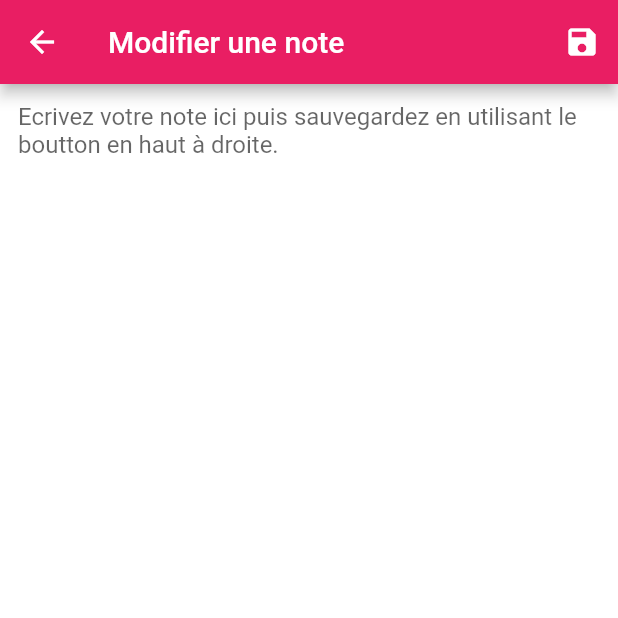
After one commit to Wylarel/WahaApplication, a Flutter app: the EditNotePage screen opened by its route, after a tap on the "save" icon, after a tap on the "add" icon, on a phone screen of 412 x 824 dp, the top half of it. The commit adds this screen. Run offline on Flutter 3.47's test engine with Material 2 defaults, Android fonts, the phone set to English and light mode, and no system bars; our stand-ins replace cloud_firestore, firebase_auth, fluttertoast, font_awesome_flutter; missing offline and left inert: firebase_auth_ui, loading; accounts and stored records are empty; network calls fail.

```diff
--- a/lib/main.dart
+++ b/lib/main.dart
@@ -3,8 +3,11 @@ import 'package:waha/routes/Routes.dart';
 import 'module/bugreport/bugreport_view.dart';
 import 'module/food/food_view.dart';
 import 'module/news/news_view.dart';
-import 'module/notes/note_list_view.dart';
+import 'module/notes/notes_view.dart';
 import 'module/schedule/schedule_view.dart';
+import 'package:firebase_auth_ui/firebase_auth_ui.dart';
+import 'package:firebase_auth_ui/providers.dart';
+
 
 void main() => runApp(WahaApp());
 
@@ -22,6 +25,7 @@ class WahaApp extends StatelessWidget {
         Routes.news: (context) => NewsPage(),
         Routes.schedule: (context) => SchedulePage(),
         Routes.notes: (context) => NotesPage(),
+        Routes.editnote: (context) => EditNotePage(),
         Routes.food: (context) => FoodPage(),
         Routes.bugreport: (context) => BugreportPage(),
       },
--- /dev/null
+++ b/lib/module/notes/notes_view.dart
@@ -0,0 +1,125 @@
+import 'package:firebase_auth/firebase_auth.dart';
+import 'package:flutter/material.dart';
+import 'package:loading/indicator/ball_pulse_indicator.dart';
+import 'package:loading/loading.dart';
+import 'package:cloud_firestore/cloud_firestore.dart';
+import 'package:waha/routes/Routes.dart';
+import 'package:waha/widget/drawer.dart';
+import 'dart:math';
+
+
+String currentNoteId;
+var txt = TextEditingController();
+
+
+class NotesPage extends StatelessWidget {
+  @override
+  Widget build(BuildContext context) {
+    return Scaffold(
+      appBar: AppBar(
+        title: Text("Notes"),
+        backgroundColor: Colors.pink,
+      ),
+      drawer: AppDrawer(),
+      body: NoteListWidget(),
+      floatingActionButton: FloatingActionButton(
+        onPressed: () {
+          newNote(context);
+        },
+        child: Icon(Icons.add),
+        backgroundColor: Colors.pink,
+      ),
+    );
+  }
+
+  void newNote(BuildContext context) async {
+    currentNoteId = String.fromCharCodes(new List.generate(32,(index){return new Random().nextInt(33)+89;}));
+
+    final FirebaseAuth _auth = FirebaseAuth.instance;
+    final Firestore _firestore = Firestore.instance;
+    FirebaseUser user = await _auth.currentUser();
+    _firestore.collection('notes').document(user.uid).setData({currentNoteId: ""});
+
+    print("Created note " + currentNoteId);
+    Navigator.pushReplacementNamed(context, Routes.editnote);
+  }
+}
+
+class NoteListWidget extends StatefulWidget {
+  @override
+  _NoteListWidgetState createState() => _NoteListWidgetState();
+}
+
+class _NoteListWidgetState extends State<NoteListWidget> {
+  Widget build(BuildContext context) {
+    return Center(
+      child: Loading(
+        indicator: BallPulseIndicator(), size: 100.0,color: Colors.pink,
+      ),
+    );
+  }
+
+  void initState() {
+    super.initState();
+    print("Init state notes");
+  }
+}
+
+class EditNotePage extends StatelessWidget {
+  @override
+  Widget build(BuildContext context) {
+    var editNoteFieldWidget = new EditNoteFieldWidget();
+    return Scaffold(
+        appBar: AppBar(
+            title: Text("Modifier une note"),
+            backgroundColor: Colors.pink,
+            actions: <Widget>[
+              // action button
+              IconButton(
+                icon: Icon(Icons.save),
+                onPressed: () {
+                  saveNote(context, txt.text);
+                },
+              ),
+            ]),
+        body: editNoteFieldWidget,
+    );
+  }
+
+  void saveNote(BuildContext context, String textToSave) async
+  {
+    Firestore.instance.collection('notes').document("user").setData({currentNoteId: textToSave});
+    Navigator.pushReplacementNamed(context, Routes.notes);
+  }
+}
+
+class EditNoteFieldWidget extends StatefulWidget {
+  @override
+  _EditNoteFieldWidgetState createState() => _EditNoteFieldWidgetState();
+}
+
+class _EditNoteFieldWidgetState extends State<EditNoteFieldWidget> {
+  Widget build(BuildContext context) {
+    return Container(
+      height: 2400.0,
+      child: TextField(
+        maxLines: 1000000,
+        controller: txt,
+        decoration: InputDecoration(
+          hintText: "Ecrivez votre note ici puis sauvegardez en utilisant le boutton en haut à droite.",
+          fillColor: Colors.white,
+          filled: true,
+          border: InputBorder.none,
+        ),
+      ),
+    );
+  }
+
+  void initState() {
+    super.initState();
+  }
+
+  void setTextFieldText() async {
+    // Firestore.instance.collection('notes').document().get().then((QuerySnapshot snapshot) => txt.text = snapshot.documents.);
+  }
+}
--- a/lib/routes/Routes.dart
+++ b/lib/routes/Routes.dart
@@ -2,6 +2,7 @@ class Routes {
   static const String news = "/news";
   static const String schedule = "/schedule";
   static const String notes = "/notes";
+  static const String editnote = "/editnote";
   static const String food = "/food";
   static const String bugreport = "/bugreport";
 }
--- a/lib/widget/drawer.dart
+++ b/lib/widget/drawer.dart
@@ -25,12 +25,12 @@ class AppDrawer extends StatelessWidget {
               text: 'Notes',
               onTap: () =>
                   Navigator.pushReplacementNamed(context, Routes.notes)),
+          Divider(),
           _createDrawerItem(
               icon: Icons.fastfood,
               text: 'Commander un repas',
               onTap: () =>
                   Navigator.pushReplacementNamed(context, Routes.food)),
-          Divider(),
           _createDrawerItem(
               icon: Icons.bug_report,
               text: 'Signaler un bug',
```
Also changed, not shown: lib/module/news/news_view.dart (+78 -19 lines), lib/module/notes/note_list_view.dart (deleted, +0 -20 lines), pubspec.yaml (+9 -0 lines), pubspec.lock, 4 other files.
